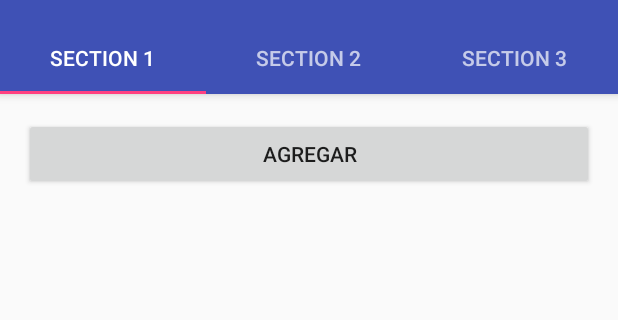
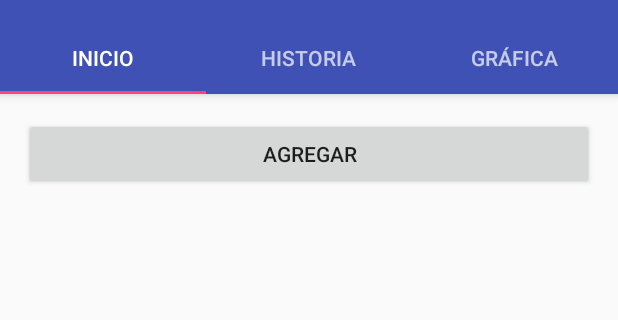
Before and after one commit to dancar97/moralebooster, an Android app: the screen it shows after launch (MainActivity), on a phone screen of 412 x 824 dp, the part 74-394 px from its top. Run offline under Robolectric (Android 15) with nearby library versions, the phone set to English and light mode, and no system bars.

Commit message:
agregada gráfica y contador de LODIJERON

```diff
--- a/app/build.gradle
+++ b/app/build.gradle
@@ -24,10 +24,10 @@ dependencies {
     androidTestCompile('com.android.support.test.espresso:espresso-core:2.2.2', {
         exclude group: 'com.android.support', module: 'support-annotations'
     })
-    compile 'com.android.support:appcompat-v7:25.1.0'
-    compile 'com.android.support:design:25.1.0'
+    compile 'com.android.support:design:25.3.1'
     compile 'com.android.support:support-v4:25.3.1'
     compile 'com.android.support:recyclerview-v7:25.3.1'
     compile 'com.android.support.constraint:constraint-layout:1.0.0-beta4'
+    compile 'com.jjoe64:graphview:4.2.1'
     testCompile 'junit:junit:4.12'
 }
--- a/app/src/main/java/com/studyingapp/southfang/moralebooster/MainActivity.java
+++ b/app/src/main/java/com/studyingapp/southfang/moralebooster/MainActivity.java
@@ -1,21 +1,19 @@
 package com.studyingapp.southfang.moralebooster;
 
 import android.content.Intent;
+import android.os.Bundle;
 import android.support.design.widget.TabLayout;
-import android.support.v7.app.AppCompatActivity;
-import android.support.v7.widget.Toolbar;
-
 import android.support.v4.app.Fragment;
 import android.support.v4.app.FragmentManager;
 import android.support.v4.app.FragmentPagerAdapter;
 import android.support.v4.view.ViewPager;
-import android.os.Bundle;
+import android.support.v7.app.AppCompatActivity;
+import android.support.v7.widget.Toolbar;
 import android.view.LayoutInflater;
 import android.view.Menu;
 import android.view.MenuItem;
 import android.view.View;
 import android.view.ViewGroup;
-
 import android.widget.TextView;
 
 import com.studyingapp.southfang.moralebooster.database.ReaderContract;
@@ -59,7 +57,6 @@ public class MainActivity extends AppCompatActivity implements MessageFragment.O
 		tabLayout.setupWithViewPager(mViewPager);
 
 
-
 	}
 
 
@@ -77,12 +74,7 @@ public class MainActivity extends AppCompatActivity implements MessageFragment.O
 		// as you specify a parent activity in AndroidManifest.xml.
 		int id = item.getItemId();
 
-        //noinspection SimplifiableIfStatement
-        if (id == R.id.action_settings) {
-            return true;
-        }
-
-        return super.onOptionsItemSelected(item);
+		return id == R.id.action_settings || super.onOptionsItemSelected(item);
 	}
 
 	@Override
@@ -110,18 +102,6 @@ public class MainActivity extends AppCompatActivity implements MessageFragment.O
 		public PlaceholderFragment() {
 		}
 
-        /**
-         * Returns a new instance of this fragment for the given section
-         * number.
-         */
-        public static PlaceholderFragment newInstance(int sectionNumber) {
-            PlaceholderFragment fragment = new PlaceholderFragment();
-            Bundle args = new Bundle();
-            args.putInt(ARG_SECTION_NUMBER, sectionNumber);
-            fragment.setArguments(args);
-            return fragment;
-        }
-
 		@Override
 		public View onCreateView(LayoutInflater inflater, ViewGroup container,
 		                         Bundle savedInstanceState) {
@@ -136,9 +116,9 @@ public class MainActivity extends AppCompatActivity implements MessageFragment.O
 	 * A {@link FragmentPagerAdapter} that returns a fragment corresponding to
 	 * one of the sections/tabs/pages.
 	 */
-    public class SectionsPagerAdapter extends FragmentPagerAdapter {
+	private class SectionsPagerAdapter extends FragmentPagerAdapter {
 
-        public SectionsPagerAdapter(FragmentManager fm) {
+		SectionsPagerAdapter(FragmentManager fm) {
 			super(fm);
 		}
 
@@ -148,7 +128,7 @@ public class MainActivity extends AppCompatActivity implements MessageFragment.O
 				case 0:
 					return new tab1();
 				case 1:
-                    return new MessageFragment();//tab2();
+					return new MessageFragment();
 				case 2:
 					return new tab3();
 				default:
@@ -166,11 +146,11 @@ public class MainActivity extends AppCompatActivity implements MessageFragment.O
 		public CharSequence getPageTitle(int position) {
 			switch (position) {
 				case 0:
-                    return "SECTION 1";
+					return getString(R.string.title_inicio);
 				case 1:
-                    return "SECTION 2";
+					return getString(R.string.title_historia);
 				case 2:
-                    return "SECTION 3";
+					return getString(R.string.tite_grafica);
 			}
 			return null;
 		}
--- a/app/src/main/java/com/studyingapp/southfang/moralebooster/fragments/tab1.java
+++ b/app/src/main/java/com/studyingapp/southfang/moralebooster/fragments/tab1.java
@@ -25,8 +25,6 @@ public class tab1 extends Fragment {
 
             @Override
             public void onClick(View v) {
-                // TODO Auto-generated method stub
-
                 Intent myIntent = new Intent(v.getContext(), writing_panel11.class);
                 startActivityForResult(myIntent, 0);
             }
--- a/app/src/main/java/com/studyingapp/southfang/moralebooster/writing_panel11.java
+++ b/app/src/main/java/com/studyingapp/southfang/moralebooster/writing_panel11.java
@@ -58,7 +58,7 @@ public class writing_panel11 extends Activity {
 			                               public void onClick(View v) {
 				                               SQLiteDatabase db = (new DatabaseHelper(getBaseContext())).getWritableDatabase();
 				                               ContentValues values = new ContentValues();
-				                               CharSequence s  = DateFormat.format("d/MM/yy", new Date().getTime());
+				                               CharSequence s  = DateFormat.format("d/MM/yy", new Date().getTime() + 1);
 
 				                               values.put(FeedEntry.COLUMN_DATE,s.toString());
 				                               values.put(FeedEntry.COLUMN_CONTENT, texts.getText().toString());
--- a/app/src/main/res/values/strings.xml
+++ b/app/src/main/res/values/strings.xml
@@ -4,6 +4,10 @@
     <string name="section_format">Hello World from section: %1$d</string>
     <string name="imagen_descriptiva">Imagen descriptiva</string>
     <string name="continue_message">Sigue así!</string>
+    <string name="title_inicio">Inicio</string>
+    <string name="title_historia">Historia</string>
+    <string name="tite_grafica">Gráfica</string>
+    <string name="text_count">Número de cosas bonitas que me han dicho:</string>
 
 
     <string-array name="spinnerItems">
```
Also changed, not shown: app/src/main/java/com/studyingapp/southfang/moralebooster/fragments/tab2.java (deleted, +0 -22 lines), app/src/main/java/com/studyingapp/southfang/moralebooster/fragments/tab3.java (+48 -0 lines), app/src/main/res/layout/tab2.xml (deleted, +0 -19 lines), app/src/main/res/layout/tab3.xml (+19 -2 lines). Lines whose indentation alone changed are shown as unchanged.
